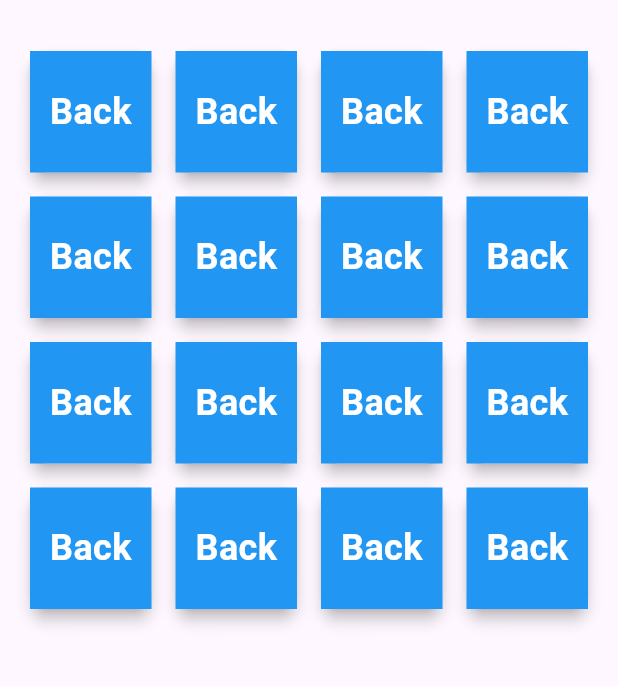
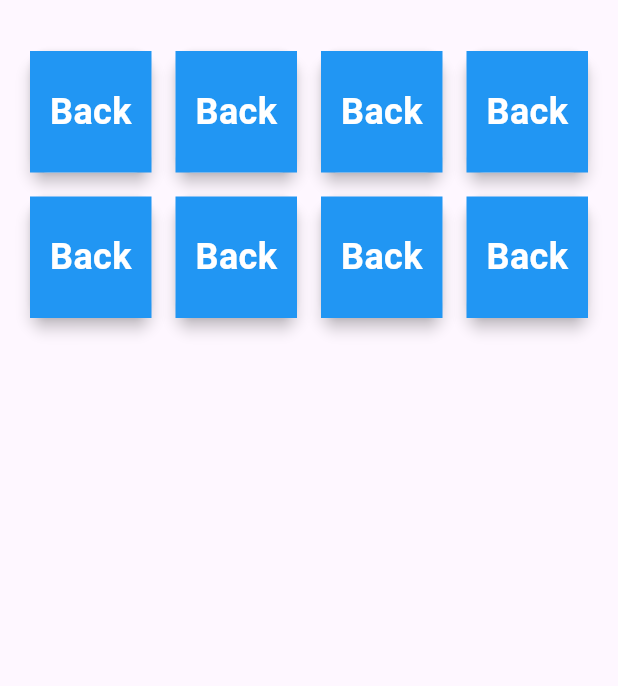
Before and after one commit to divya-jd/matching_card_game, a Flutter app: the screen it shows after launch, on a phone screen of 412 x 824 dp, the part 63-749 px from its top. Run offline on Flutter 3.47's test engine with Material 3 defaults, Android fonts, the phone set to English and light mode, and no system bars.

```diff
--- a/lib/main.dart
+++ b/lib/main.dart
@@ -28,23 +28,25 @@ class MyHomePage extends StatefulWidget {
 }
 
 class _MyHomePageState extends State<MyHomePage> {
-  // List of 8 unique image paths
-  List<String> cardImages = [
-    'assets/smile.png',
-    'assets/smile2.png',
-    'assets/smile3.png',
-    'assets/smile4.png',
-    'assets/smile5.png',
-    'assets/smile6.png',
-    'assets/smile7.png',
-    'assets/smile8.png',
+  int matchedPairs = 0;
+
+  // List of unique image paths for the pairs (4 unique images, each appearing twice)
+  final List<String> cardImages = [
+    'assets/smile.png',   // Image 1
+    'assets/smile.png',   // Image 1 (duplicate)
+    'assets/smile2.png',  // Image 2
+    'assets/smile2.png',  // Image 2 (duplicate)
+    'assets/smile3.png',  // Image 3
+    'assets/smile3.png',  // Image 3 (duplicate)
+    'assets/smile4.png',  // Image 4
+    'assets/smile4.png',  // Image 4 (duplicate)
   ];
 
-  // To hold the shuffled card images (16 entries, 8 pairs)
-  List<String> shuffledCardImages = [];
+  // To hold the shuffled card images
+  late List<String> shuffledCardImages;
 
   // List to keep track of face-up/face-down states for the cards
-  List<bool> isFaceUp = List.generate(16, (index) => false);
+  late List<bool> isFaceUp;
 
   // Keep track of the first selected card index
   int? firstSelectedIndex;
@@ -52,39 +54,61 @@ class _MyHomePageState extends State<MyHomePage> {
   @override
   void initState() {
     super.initState();
-    // Duplicate and shuffle images to create a random 4x4 grid
-    shuffledCardImages = List.from(cardImages)..addAll(cardImages); // Duplicate the image list
-    shuffledCardImages.shuffle(); // Shuffle the images to randomize card positions
-    firstSelectedIndex = null; // Initialize firstSelectedIndex
+    resetGame(); // Initialize game state
   }
 
-  // Function to flip a card when tapped
+  void resetGame() {
+    matchedPairs = 0;
+    isFaceUp = List.generate(8, (index) => false); // Reset all cards to face-down
+    shuffledCardImages = List.from(cardImages); // Use the defined pairs directly
+    shuffledCardImages.shuffle(); // Shuffle the images for a new game
+  }
+
   void flipCard(int index) {
-    // If a card is already selected, don't do anything
     if (firstSelectedIndex == null) {
       setState(() {
-        isFaceUp[index] = true; // Flip the current card
-        firstSelectedIndex = index; // Store the index of the first card
+        isFaceUp[index] = true;
+        firstSelectedIndex = index;
       });
     } else {
-      // If the same card is tapped again, ignore
-      if (firstSelectedIndex == index) return;
+      if (firstSelectedIndex == index) return; // Ignore if the same card is tapped
 
       setState(() {
-        isFaceUp[index] = true; // Flip the current card
+        isFaceUp[index] = true;
       });
 
-      // Check for a match after a delay
+      // Check for a match after a brief delay
       Timer(const Duration(seconds: 1), () {
-        // Check if the images match
         if (shuffledCardImages[firstSelectedIndex!] != shuffledCardImages[index]) {
           setState(() {
-            isFaceUp[firstSelectedIndex!] = false; // Flip the first card back down
-            isFaceUp[index] = false; // Flip the current card back down
+            isFaceUp[firstSelectedIndex!] = false;
+            isFaceUp[index] = false;
           });
+        } else {
+          matchedPairs++;
+          // Check for a win condition
+          if (matchedPairs == 4) { // Adjust to 4 pairs since we have 4 unique images
+            // Show a dialog when all pairs are matched
+            showDialog(
+              context: context,
+              builder: (context) => AlertDialog(
+                title: const Text('You Win!'),
+                content: const Text('Congratulations, you matched all the pairs!'),
+                actions: [
+                  TextButton(
+                    onPressed: () {
+                      Navigator.of(context).pop();
+                      resetGame(); // Reset the game for a new round
+                      setState(() {}); // Update UI after reset
+                    },
+                    child: const Text('Play Again'),
+                  ),
+                ],
+              ),
+            );
+          }
         }
-        // Reset the first selected index
-        firstSelectedIndex = null;
+        firstSelectedIndex = null; // Reset the first selected index
       });
     }
   }
@@ -102,27 +126,27 @@ class _MyHomePageState extends State<MyHomePage> {
           crossAxisSpacing: 8.0,
           mainAxisSpacing: 8.0,
         ),
-        itemCount: 16, // Total number of cards (4x4 grid)
+        itemCount: 8, // Total number of cards (8 for 4 unique pairs)
         itemBuilder: (context, index) {
           return GestureDetector(
-            onTap: () => flipCard(index), // Call the flipCard function on tap
+            onTap: () => flipCard(index),
             child: Card(
               elevation: 4.0,
               child: Container(
                 decoration: BoxDecoration(
-                  color: isFaceUp[index] ? Colors.white : Colors.blue, // Face-up: White, Face-down: Blue
+                  color: isFaceUp[index] ? Colors.white : Colors.blue,
                   image: isFaceUp[index]
                       ? DecorationImage(
-                          image: AssetImage(shuffledCardImages[index]), // Show the front image if face-up
+                          image: AssetImage(shuffledCardImages[index]),
                           fit: BoxFit.cover,
                         )
-                      : null, // Face-down state shows no image
+                      : null,
                 ),
                 child: isFaceUp[index]
-                    ? null // If face-up, show the image only
+                    ? null
                     : const Center(
                         child: Text(
-                          'Back', // Display 'Back' when face-down
+                          'Back',
                           style: TextStyle(
                               fontSize: 24,
                               fontWeight: FontWeight.bold,
```
